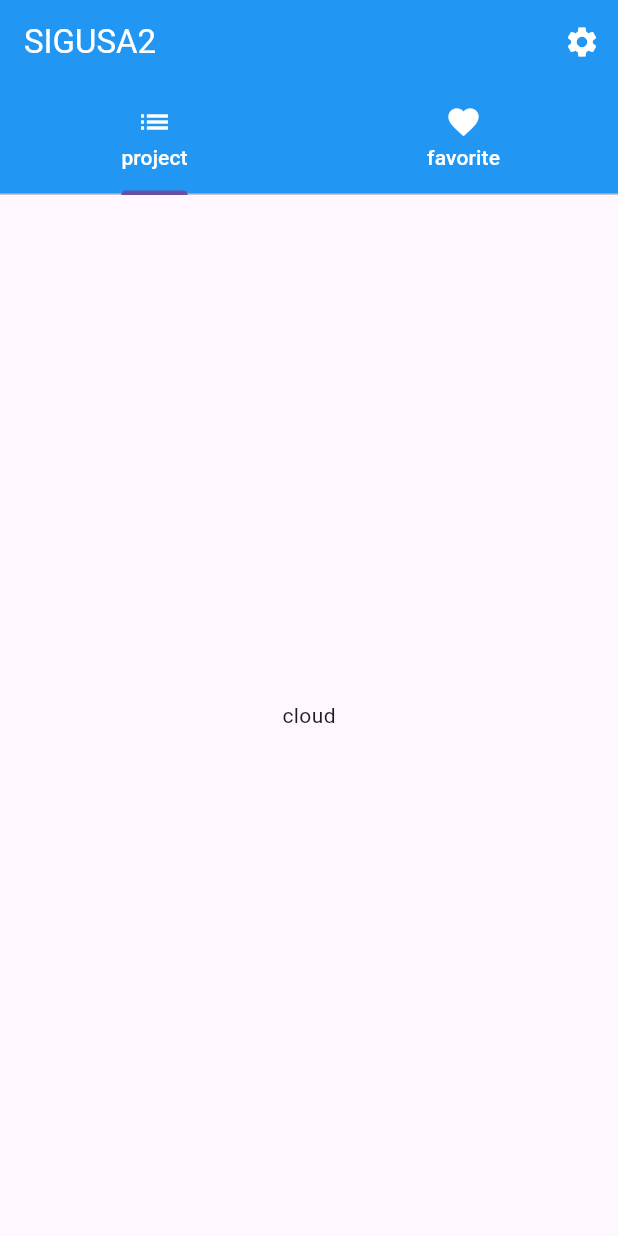
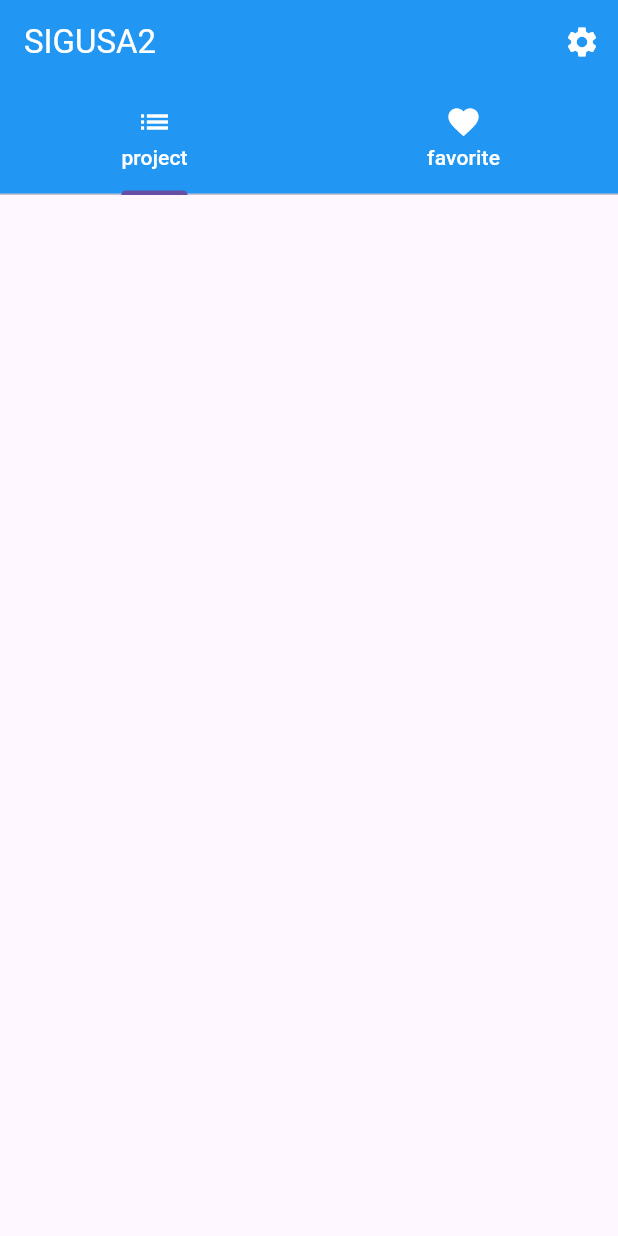
Before and after one commit to penguin104/sigusa2_flutterApp, a Flutter app: the screen it shows after launch, on a phone screen of 412 x 824 dp. Run offline on Flutter 3.47's test engine with Material 3 defaults, Android fonts, the light colour scheme and no system bars.

Commit message:
カラムに変更

```diff
--- a/lib/select_project.dart
+++ b/lib/select_project.dart
@@ -61,12 +61,8 @@ class _SelectProject extends State<SelectProject> {
         appBar: appBar,
         body: TabBarView(
           children: [
-            Center(
-              child: Text("cloud"),
-            ),
-            Center(
-              child: Text("moblie"),
-            )
+            ProjectLists(),
+            FavoriteProjects()
           ],
         ),
       ),
@@ -74,3 +70,35 @@ class _SelectProject extends State<SelectProject> {
     return tabs;
   }
 }
+
+class FavoriteProjects extends StatefulWidget {
+  const FavoriteProjects({
+    super.key,
+  });
+
+  @override
+  State<FavoriteProjects> createState() => _FavoriteProjectsState();
+}
+
+class _FavoriteProjectsState extends State<FavoriteProjects> {
+  @override
+  Widget build(BuildContext context) {
+    return Column();
+  }
+}
+
+class ProjectLists extends StatefulWidget {
+  const ProjectLists({
+    super.key,
+  });
+
+  @override
+  State<ProjectLists> createState() => _ProjectListsState();
+}
+
+class _ProjectListsState extends State<ProjectLists> {
+  @override
+  Widget build(BuildContext context) {
+    return Column();
+  }
+}
```
